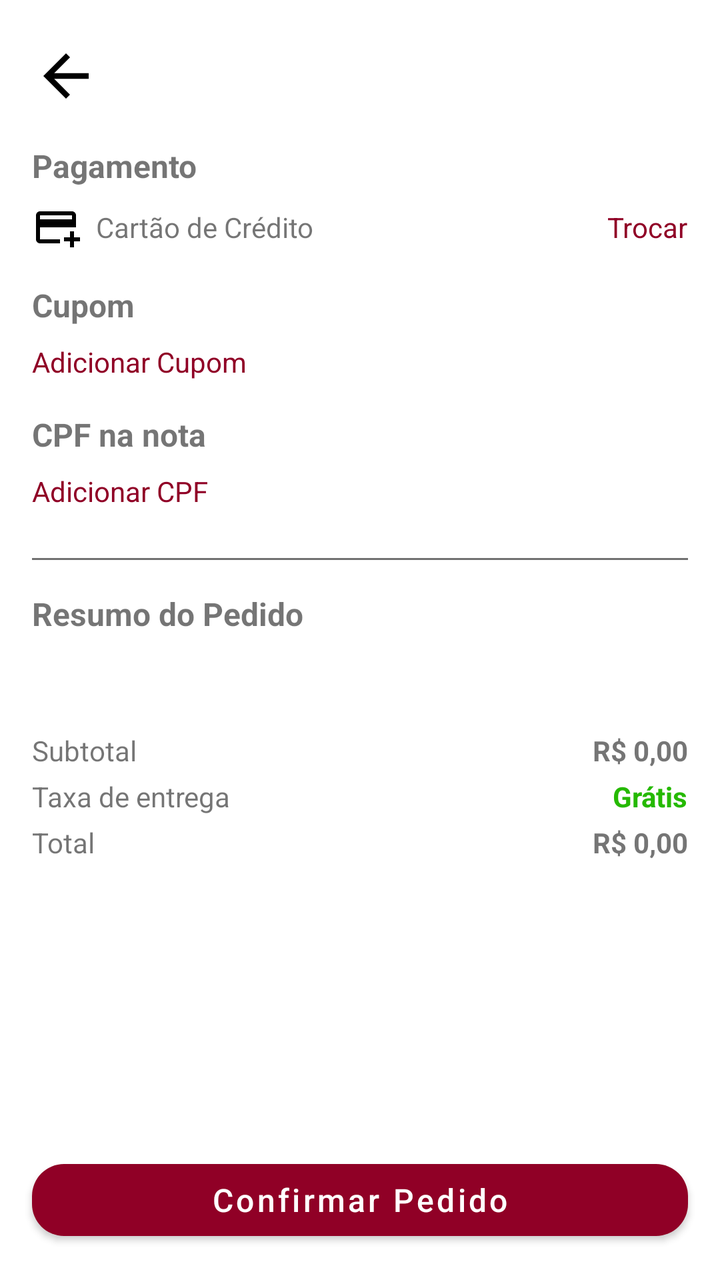
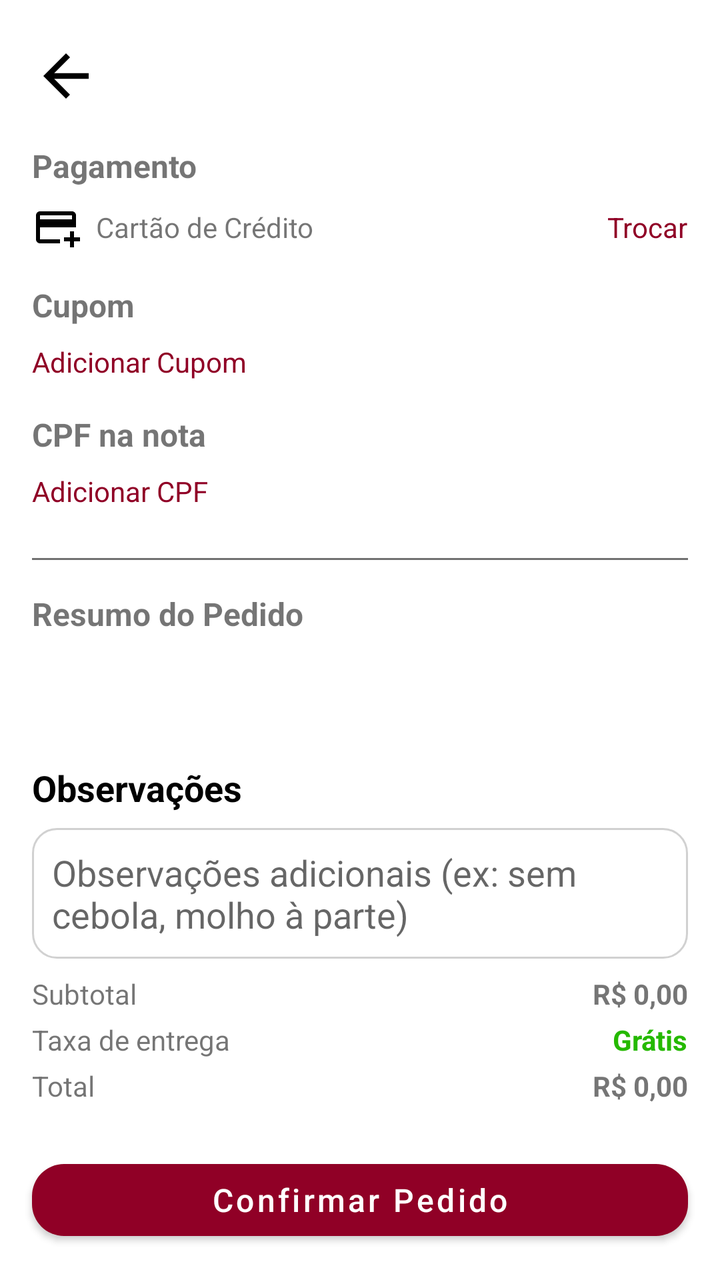

Screens rendered from an Android XML layout before and after an edit, with the pre-edit source and the edit as a unified diff.
<!-- AndroidManifest.xml: application theme Theme.Apkstelladitalia20 -->
<!-- res/layout/activity_resumo_pedido.xml -->
<?xml version="1.0" encoding="utf-8"?>
<androidx.coordinatorlayout.widget.CoordinatorLayout
    xmlns:android="http://schemas.android.com/apk/res/android"
    xmlns:app="http://schemas.android.com/apk/res-auto"
    android:layout_width="match_parent"
    android:layout_height="match_parent"
    android:background="@color/white">

    
    <include
        android:id="@+id/includeToolbar"
        layout="@layout/toolbar_layout"
        android:layout_width="match_parent"
        android:layout_height="wrap_content" />



    
    <androidx.core.widget.NestedScrollView
        android:id="@+id/nestedScrollResumo"
        android:layout_width="match_parent"
        android:layout_height="match_parent"
        android:layout_marginTop="56dp"
        android:padding="16dp"
        app:layout_behavior="@string/appbar_scrolling_view_behavior">

        <LinearLayout
            android:orientation="vertical"
            android:layout_width="match_parent"
            android:layout_height="wrap_content">

            
            <TextView
                android:layout_width="wrap_content"
                android:layout_height="wrap_content"
                android:text="Pagamento"
                android:textSize="16sp"
                android:textStyle="bold"
                android:layout_marginBottom="8dp"/>

            <LinearLayout
                android:layout_width="match_parent"
                android:layout_height="wrap_content"
                android:orientation="horizontal"
                android:gravity="center_vertical">

                <ImageView
                    android:layout_width="24dp"
                    android:layout_height="24dp"
                    android:src="@drawable/ic_credit_card"
                    app:tint="@color/black" />

                <TextView
                    android:id="@+id/txtFormaPagamento"
                    android:layout_width="0dp"
                    android:layout_height="wrap_content"
                    android:layout_weight="1"
                    android:text="Cartão de Crédito"
                    android:textSize="14sp"
                    android:layout_marginStart="8dp"/>

                <TextView
                    android:id="@+id/txtTrocarPagamento"
                    android:layout_width="wrap_content"
                    android:layout_height="wrap_content"
                    android:text="Trocar"
                    android:textColor="@color/vermelho"
                    android:textSize="14sp"/>
            </LinearLayout>

            
            <TextView
                android:layout_width="wrap_content"
                android:layout_height="wrap_content"
                android:text="Cupom"
                android:textSize="16sp"
                android:textStyle="bold"
                android:layout_marginTop="16dp"
                android:layout_marginBottom="8dp"/>

            <TextView
                android:id="@+id/txtAdicionarCupom"
                android:layout_width="wrap_content"
                android:layout_height="wrap_content"
                android:text="Adicionar Cupom"
                android:textColor="@color/vermelho"
                android:textSize="14sp"/>
            <TextView
                android:id="@+id/txtCupomAplicado"
                android:layout_width="wrap_content"
                android:layout_height="wrap_content"
                android:text="Cupom aplicado: DESCONTO10"
                android:textColor="@color/black"
                android:textSize="14sp"
                android:visibility="gone"
                android:layout_marginTop="4dp" />

            
            <TextView
                android:layout_width="wrap_content"
                android:layout_height="wrap_content"
                android:text="CPF na nota"
                android:textSize="16sp"
                android:textStyle="bold"
                android:layout_marginTop="16dp"
                android:layout_marginBottom="8dp"/>

            <TextView
                android:id="@+id/txtCpfNota"
                android:layout_width="wrap_content"
                android:layout_height="wrap_content"
                android:text="Adicionar CPF"
                android:textColor="@color/vermelho"
                android:textSize="14sp"/>

            <TextView
                android:id="@+id/txtCpfAplicado"
                android:layout_width="wrap_content"
                android:layout_height="wrap_content"
                android:text="CPF na nota: 123.456.789-00"
                android:textColor="@color/black"
                android:textSize="14sp"
                android:visibility="gone"
                android:layout_marginTop="4dp" />
            
            <View
                android:layout_width="match_parent"
                android:layout_height="1dp"
                android:background="@color/lightGray"
                android:layout_marginTop="24dp"/>

            
            <TextView
                android:layout_width="wrap_content"
                android:layout_height="wrap_content"
                android:text="Resumo do Pedido"
                android:textSize="16sp"
                android:textStyle="bold"
                android:layout_marginTop="16dp"/>


            <androidx.recyclerview.widget.RecyclerView
                android:id="@+id/recyclerResumoPedido"
                android:layout_width="match_parent"
                android:layout_height="wrap_content"
                android:layout_marginTop="16dp"
                android:layout_marginBottom="16dp"
                android:overScrollMode="never"
                android:clipToPadding="false"
                android:paddingBottom="8dp" />



            
            <LinearLayout
                android:layout_width="match_parent"
                android:layout_height="wrap_content"
                android:orientation="horizontal"
                android:layout_marginTop="8dp">

                <TextView
                    android:layout_width="0dp"
                    android:layout_height="wrap_content"
                    android:layout_weight="1"
                    android:text="Subtotal"/>

                <TextView
                    android:id="@+id/txtSubtotalResumo"
                    android:layout_width="wrap_content"
                    android:layout_height="wrap_content"
                    android:text="R$ 0,00"
                    android:textStyle="bold"/>
            </LinearLayout>

            
            <LinearLayout
                android:layout_width="match_parent"
                android:layout_height="wrap_content"
                android:orientation="horizontal"
                android:layout_marginTop="4dp">

                <TextView
                    android:layout_width="0dp"
                    android:layout_height="wrap_content"
                    android:layout_weight="1"
                    android:text="Taxa de entrega"/>

                <TextView
                    android:id="@+id/txtTaxaEntregaResumo"
                    android:layout_width="wrap_content"
                    android:layout_height="wrap_content"
                    android:text="Grátis"
                    android:textStyle="bold"
                    android:textColor="#25B900"/>
            </LinearLayout>

            
            <LinearLayout
                android:layout_width="match_parent"
                android:layout_height="wrap_content"
                android:orientation="horizontal"
                android:layout_marginTop="4dp">

                <TextView
                    android:layout_width="0dp"
                    android:layout_height="wrap_content"
                    android:layout_weight="1"
                    android:text="Total"/>

                <TextView
                    android:id="@+id/txtTotalResumo"
                    android:layout_width="wrap_content"
                    android:layout_height="wrap_content"
                    android:text="R$ 0,00"
                    android:textStyle="bold"/>
            </LinearLayout>

        </LinearLayout>
    </androidx.core.widget.NestedScrollView>

    
    <com.google.android.material.button.MaterialButton
        android:id="@+id/btnConfirmarPedido"
        android:layout_width="match_parent"
        android:layout_height="wrap_content"
        android:text="Confirmar Pedido"
        android:textAllCaps="false"
        android:textSize="16sp"
        android:layout_margin="16dp"
        android:layout_gravity="bottom"
        app:cornerRadius="16dp"
        app:backgroundTint="@color/vermelho"
        android:textColor="@android:color/white"/>

</androidx.coordinatorlayout.widget.CoordinatorLayout>
<!-- res/layout/toolbar_layout.xml (included above) -->
<?xml version="1.0" encoding="utf-8"?>
<androidx.constraintlayout.widget.ConstraintLayout
    xmlns:android="http://schemas.android.com/apk/res/android"
    xmlns:app="http://schemas.android.com/apk/res-auto"
    android:layout_width="match_parent"
    android:layout_height="?attr/actionBarSize"
    android:background="@android:color/transparent"
    android:paddingStart="8dp"
    android:paddingEnd="8dp">

    <ImageView
        android:id="@+id/btnVoltar"
        android:layout_width="50dp"
        android:layout_height="50dp"
        android:layout_marginTop="13dp"
        android:padding="8dp"
        android:src="@drawable/ic_arrow_back"
        android:contentDescription="Voltar"
        android:clickable="true"
        android:focusable="true"

        android:background="?attr/selectableItemBackgroundBorderless"
        app:layout_constraintBottom_toBottomOf="parent"
        app:layout_constraintTop_toTopOf="parent"
        app:layout_constraintStart_toStartOf="parent"
        app:tint="@android:color/black" />


    <TextView
        android:id="@+id/toolbarTitle"
        android:layout_width="wrap_content"
        android:layout_height="wrap_content"

        android:textSize="20sp"
        android:textStyle="bold"
        app:layout_constraintBottom_toBottomOf="parent"
        app:layout_constraintEnd_toEndOf="parent"
        app:layout_constraintHorizontal_bias="0.0"
        app:layout_constraintStart_toEndOf="@id/btnVoltar"
        app:layout_constraintTop_toTopOf="parent"
        app:layout_constraintVertical_bias="0.513" />
</androidx.constraintlayout.widget.ConstraintLayout>
<!-- resources referenced by this layout -->
<resources>
  <color name="black">#FF000000</color>
  <color name="lightGray">#717171</color>
  <color name="vermelho">#900026</color>
  <color name="white">#FFFFFFFF</color>
  <!-- drawable ic_arrow_back (drawable) -->
  <vector xmlns:android="http://schemas.android.com/apk/res/android" android:autoMirrored="true" android:height="24dp" android:tint="#000000" android:viewportHeight="24" android:viewportWidth="24" android:width="24dp">
        
      <path android:fillColor="@android:color/white" android:pathData="M20,11H7.83l5.59,-5.59L12,4l-8,8 8,8 1.41,-1.41L7.83,13H20v-2z"/>
      
  </vector>
  <!-- drawable ic_credit_card (drawable) -->
  <vector xmlns:android="http://schemas.android.com/apk/res/android" android:height="24dp" android:tint="#000000" android:viewportHeight="24" android:viewportWidth="24" android:width="24dp">
        
      <path android:fillColor="@android:color/white" android:pathData="M20,4H4C2.89,4 2.01,4.89 2.01,6L2,18c0,1.11 0.89,2 2,2h10v-2H4v-6h18V6C22,4.89 21.11,4 20,4zM20,8H4V6h16V8zM24,17v2h-3v3h-2v-3h-3v-2h3v-3h2v3H24z"/>
      
  </vector>
  <style name="Theme.Apkstelladitalia20" parent="Theme.MaterialComponents.DayNight.NoActionBar">
          
          <item name="colorPrimary">@color/colorPrimary</item>
          <item name="colorPrimaryVariant">@color/colorPrimaryDark</item>
          <item name="colorSecondary">@color/colorAccent</item>
          <item name="colorOnPrimary">@android:color/white</item>
  
          
          <item name="android:statusBarColor">@color/colorPrimaryDark</item>
          <item name="android:navigationBarColor">@color/colorPrimary</item>
  
          
          <item name="tabBackground">@android:color/transparent</item>
          <item name="tabIndicator">@null</item>
  
          
          <item name="android:windowContentTransitions">true</item>
          <item name="android:windowActionBar">false</item>
          <item name="windowActionBar">false</item>
      </style>
  <color name="colorPrimary">#C62828</color>
  <color name="colorPrimaryDark">#8E0000</color>
  <color name="colorAccent">#FFC107</color>
</resources>

<!-- the commit's change to res/layout/activity_resumo_pedido.xml (unified diff, before → after) -->
@@ -144,12 +144,29 @@
                 android:layout_width="match_parent"
                 android:layout_height="wrap_content"
                 android:layout_marginTop="16dp"
-                android:layout_marginBottom="16dp"
+                android:layout_marginBottom="8dp"
                 android:overScrollMode="never"
                 android:clipToPadding="false"
-                android:paddingBottom="8dp" />
-
-
+                android:paddingBottom="0dp" />
+
+            <TextView
+                android:id="@+id/txtObservacaoPedido"
+                android:layout_width="wrap_content"
+                android:layout_height="wrap_content"
+                android:text="Observações "
+                android:layout_marginTop="40dp"
+                android:textColor="@color/black"
+                android:textSize="18sp"
+                android:textStyle="bold" />
+
+            <EditText
+                android:id="@+id/edtObservacao"
+                android:layout_width="match_parent"
+                android:layout_height="wrap_content"
+                android:hint="Observações adicionais (ex: sem cebola, molho à parte)"
+                android:background="@drawable/bg_edittext_borda"
+                android:padding="10dp"
+                android:layout_marginTop="8dp"/>
 
             
             <LinearLayout
@@ -214,6 +231,8 @@
                     android:text="R$ 0,00"
                     android:textStyle="bold"/>
             </LinearLayout>
+
+
 
         </LinearLayout>
     </androidx.core.widget.NestedScrollView>
<!-- resource entries referenced after the edit -->
@@ -4,6 +4,14 @@
   <color name="lightGray">#717171</color>
   <color name="vermelho">#900026</color>
   <color name="white">#FFFFFFFF</color>
+  <!-- drawable bg_edittext_borda (drawable) -->
+  <shape xmlns:android="http://schemas.android.com/apk/res/android"
+      android:shape="rectangle">
+      <solid android:color="@android:color/white"/>
+      <stroke android:width="1dp" android:color="#D1D1D1" />
+      <corners android:radius="12dp"/>
+      <padding android:left="8dp" android:top="8dp" android:right="8dp" android:bottom="8dp"/>
+  </shape>
   <!-- drawable ic_arrow_back (drawable) -->
   <vector xmlns:android="http://schemas.android.com/apk/res/android" android:autoMirrored="true" android:height="24dp" android:tint="#000000" android:viewportHeight="24" android:viewportWidth="24" android:width="24dp">
         
@@ -27,6 +35,7 @@
           <item name="android:statusBarColor">@color/colorPrimaryDark</item>
           <item name="android:navigationBarColor">@color/colorPrimary</item>
   
+  
           
           <item name="tabBackground">@android:color/transparent</item>
           <item name="tabIndicator">@null</item>
